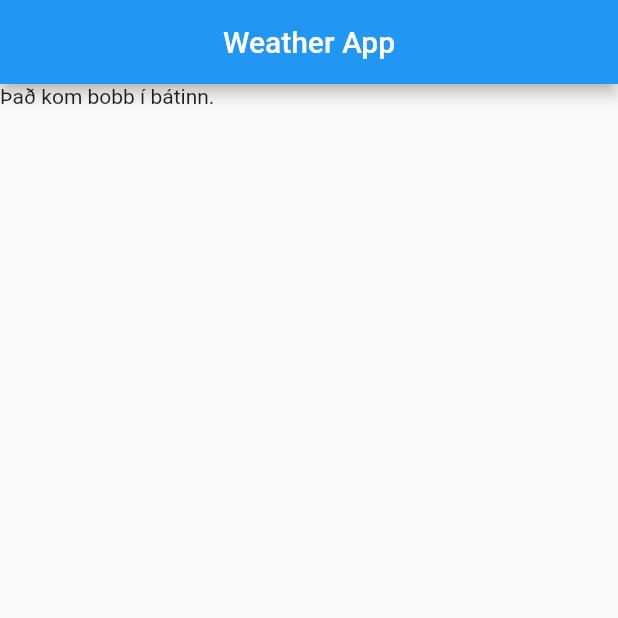
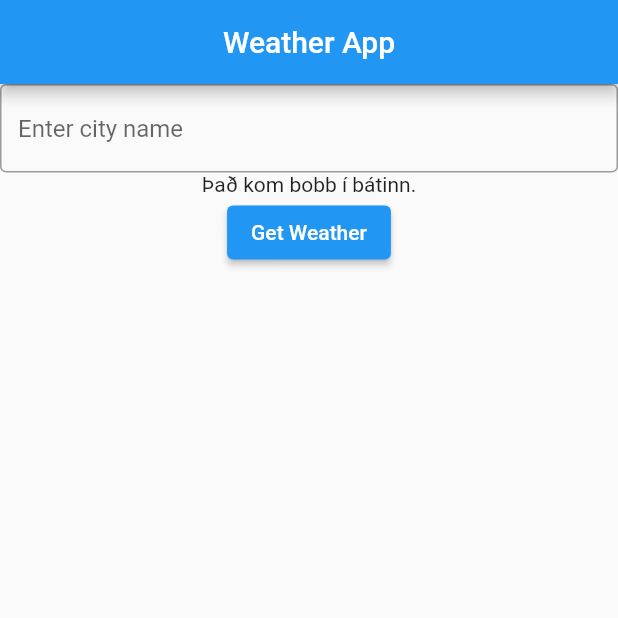
Before and after one commit to hrolfurgylfa/FlutterPractice, a Flutter app: the screen it shows after launch, on a phone screen of 412 x 824 dp, the top half of it. Run offline on Flutter 3.47's test engine with Material 2 defaults, Android fonts, the phone set to English and light mode, and no system bars; our stand-ins replace bloc, flutter_bloc, flutter_riverpod.

Commit message:
Weather app with Bloc working

```diff
--- a/temp4/lib/weather.dart
+++ b/temp4/lib/weather.dart
@@ -3,34 +3,26 @@ part 'weather.g.dart';
 
 @JsonSerializable()
 class Weather {
-  Map<String, dynamic> coord;
-  List<Map<String, dynamic>> weather;
-  String base;
-  Map<String, dynamic> main;
-  int visibility;
-  Map<String, dynamic> wind;
-  Map<String, dynamic> clouds;
-  int dt;
-  Map<String, dynamic> sys;
-  int timezone;
-  int id;
-  String name;
-  int cod;
+  Map<String, dynamic> current;
+  Map<String, dynamic> location;
+  // double temp_c;
+  // double feelslike_c;
+  // int humidity;
+  // int cloud;
+  // double wind_kph;
+  // String tz_id;
+  // String name;
 
   Weather({
-    required this.coord,
-    required this.weather,
-    required this.base,
-    required this.main,
-    required this.visibility,
-    required this.wind,
-    required this.clouds,
-    required this.dt,
-    required this.sys,
-    required this.timezone,
-    required this.id,
-    required this.name,
-    required this.cod,
+    required this.current,
+    required this.location,
+    // required this.temp_c,
+    // required this.feelslike_c,
+    // required this.humidity,
+    // required this.cloud,
+    // required this.wind_kph,
+    // required this.tz_id,
+    // required this.name,
   });
 
   factory Weather.fromJson(Map<String, dynamic> json) =>
--- a/temp4/lib/weather_app.dart
+++ b/temp4/lib/weather_app.dart
@@ -12,7 +12,16 @@ class WeatherApp extends StatelessWidget {
         title: const Text("Weather App"),
         centerTitle: true,
       ),
-      body: BlocConsumer<WeatherBloc, WeatherState>(
+      body: Column(
+        children: [
+          TextFormField(
+            controller: _cityController,
+            decoration: const InputDecoration(
+              hintText: "Enter city name",
+              border: OutlineInputBorder(),
+            ),
+          ),
+          BlocConsumer<WeatherBloc, WeatherState>(
             listener: (context, state) {
               if (state is WeatherLoadInprogress) {
                 ScaffoldMessenger.of(context).showSnackBar(
@@ -28,8 +37,8 @@ class WeatherApp extends StatelessWidget {
                   child: CircularProgressIndicator(),
                 );
               } else if (state is WeatherLoadFailure) {
-            return const Center(
-              child: Text("Something went wrong"),
+                return Center(
+                  child: Text("Something went wrong: ${state.error}"),
                 );
               } else if (state is WeatherLoadSuccess) {
                 return Padding(
@@ -37,13 +46,6 @@ class WeatherApp extends StatelessWidget {
                   child: Column(
                     mainAxisAlignment: MainAxisAlignment.spaceAround,
                     children: [
-                  TextFormField(
-                    controller: _cityController,
-                    decoration: const InputDecoration(
-                      hintText: "Enter city name",
-                      border: OutlineInputBorder(),
-                    ),
-                  ),
                       Column(
                         children: [
                           const Icon(
@@ -54,18 +56,31 @@ class WeatherApp extends StatelessWidget {
                             height: 20,
                           ),
                           Text(
-                        state.weather.name,
+                            state.weather.location["name"],
                             style: Theme.of(context).textTheme.headline3,
                           ),
                           const SizedBox(
                             height: 5,
                           ),
                           Text(
-                        state.weather.main["temp"].toString(),
-                        style: Theme.of(context).textTheme.headline4!.copyWith(
-                            fontWeight: FontWeight.bold, color: Colors.black),
+                            (state.weather.current["temp_c"] as double)
+                                .toString(),
+                            style: Theme.of(context)
+                                .textTheme
+                                .headline4!
+                                .copyWith(
+                                    fontWeight: FontWeight.bold,
+                                    color: Colors.black),
                           ),
                         ],
+                      ),
+                    ],
+                  ),
+                );
+              } else {
+                return const Text("Það kom bobb í bátinn.");
+              }
+            },
           ),
           ElevatedButton(
             onPressed: () {
@@ -82,11 +97,5 @@ class WeatherApp extends StatelessWidget {
         ],
       ),
     );
-          } else {
-            return const Text("Það kom bobb í bátinn.");
-          }
-        },
-      ),
-    );
   }
 }
--- a/temp4/lib/weather_bloc.dart
+++ b/temp4/lib/weather_bloc.dart
@@ -1,4 +1,3 @@
-import 'dart:async';
 import 'package:bloc/bloc.dart';
 import 'package:meta/meta.dart';
 import 'package:temp4/weather.dart';
@@ -32,20 +31,17 @@ class WeatherLoadFailure extends WeatherState {
 
 class WeatherBloc extends Bloc<WeatherEvent, WeatherState> {
   final _weatherRepository = WeatherRepository();
-  WeatherBloc() : super(WeatherInitial());
-
-  @override
-  Stream<WeatherState> mapEventToState(WeatherEvent event) async* {
-    if (event is WeatherRequest) {
-      yield WeatherLoadInprogress();
+  WeatherBloc() : super(WeatherInitial()) {
+    on<WeatherRequest>((event, emit) async {
+      emit(WeatherLoadInprogress());
 
       try {
         final weatherResponse =
             await _weatherRepository.getWeather(event.cityName);
-        yield WeatherLoadSuccess(weather: weatherResponse);
+        emit(WeatherLoadSuccess(weather: weatherResponse));
       } catch (e) {
-        yield WeatherLoadFailure(error: e.toString());
+        emit(WeatherLoadFailure(error: e.toString()));
       }
-    }
+    });
   }
 }
--- a/temp4/lib/weather_data_provider.dart
+++ b/temp4/lib/weather_data_provider.dart
@@ -2,7 +2,9 @@ import 'package:http/http.dart';
 
 class WeatherDataProvider {
   Future<Response> getRawWeatherData(String city) async {
-    Response rawWeatherData = await get(Uri.parse("Url"));
+    String key = "07b7183353864375abc140801232101";
+    Response rawWeatherData = await get(Uri.parse(
+        "https://api.weatherapi.com/v1/current.json?key=$key&q=$city&aqi=no"));
     return rawWeatherData;
   }
 }
--- a/temp4/lib/weather_repository.dart
+++ b/temp4/lib/weather_repository.dart
@@ -5,10 +5,10 @@ import 'package:temp4/weather.dart';
 import 'package:temp4/weather_data_provider.dart';
 
 class WeatherRepository {
-  late final WeatherDataProvider weatherDataProvider;
+  final WeatherDataProvider _weatherDataProvider = WeatherDataProvider();
   Future<Weather> getWeather(String location) async {
     final Response rawWeather =
-        await weatherDataProvider.getRawWeatherData(location);
+        await _weatherDataProvider.getRawWeatherData(location);
     final json = jsonDecode(rawWeather.body);
     final Weather weather = Weather.fromJson(json);
     return weather;
```
Also changed, not shown: temp4/lib/weather.g.dart. Lines whose indentation alone changed are shown as unchanged.
